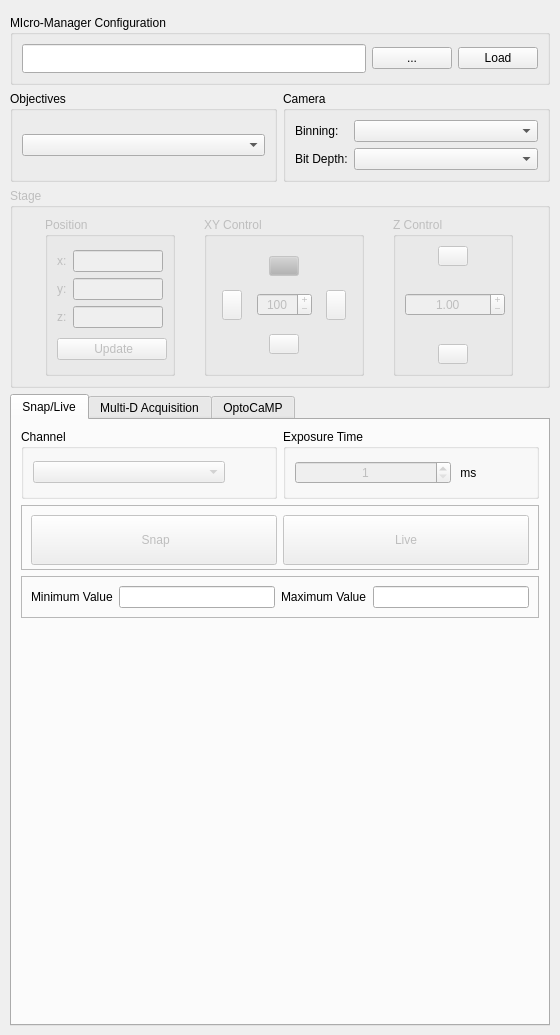
Before: the Qt Designer form micromanager_gui/micromanager_gui.ui in pymmcore-plus/napari-micromanager, drawn with Qt 5.
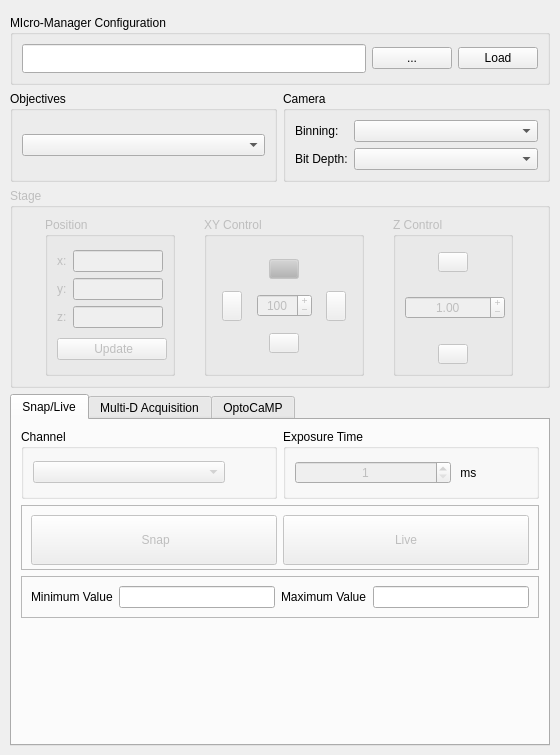
After: the same form once the commit is applied. Custom widgets are drawn as their Qt base class.

The edit to the form file:
```diff
--- a/micromanager_gui/micromanager_gui.ui
+++ b/micromanager_gui/micromanager_gui.ui
@@ -7,7 +7,7 @@
     <x>0</x>
     <y>0</y>
     <width>560</width>
-    <height>1035</height>
+    <height>755</height>
    </rect>
   </property>
   <property name="minimumSize">
@@ -353,7 +353,7 @@
            <number>5</number>
           </property>
           <property name="topMargin">
-           <number>5</number>
+           <number>10</number>
           </property>
           <property name="rightMargin">
            <number>5</number>
@@ -538,6 +538,9 @@
           <string>Z Control</string>
          </property>
          <layout class="QGridLayout" name="gridLayout_7">
+          <property name="topMargin">
+           <number>15</number>
+          </property>
           <item row="0" column="0" alignment="Qt::AlignHCenter">
            <widget class="QPushButton" name="up_Button">
             <property name="enabled">
```
